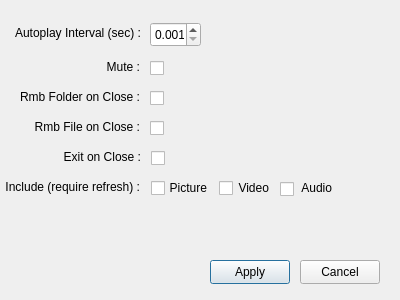
Qt form settingswindow.ui (oyxong123/YxWn_Gallery) before a commit.
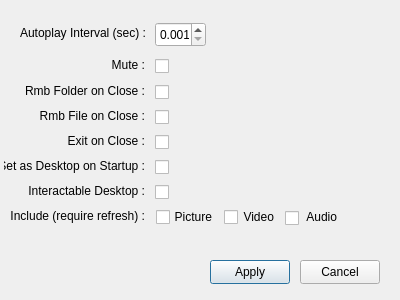
The same form after that commit.

Commit message: Make application run as desktop background + Add a few settings planned for future functions that will be implemented

What changed in the file:
```diff
--- a/settingswindow.ui
+++ b/settingswindow.ui
@@ -42,7 +42,7 @@
   <widget class="QLabel" name="lblAutoplayInterval">
    <property name="geometry">
     <rect>
-     <x>10</x>
+     <x>15</x>
      <y>23</y>
      <width>131</width>
      <height>20</height>
@@ -58,7 +58,7 @@
   <widget class="QDoubleSpinBox" name="inpAutoplayInterval">
    <property name="geometry">
     <rect>
-     <x>150</x>
+     <x>155</x>
      <y>22</y>
      <width>51</width>
      <height>25</height>
@@ -83,8 +83,8 @@
   <widget class="QLabel" name="lblMute">
    <property name="geometry">
     <rect>
-     <x>99</x>
-     <y>57</y>
+     <x>104</x>
+     <y>55</y>
      <width>41</width>
      <height>20</height>
     </rect>
@@ -105,8 +105,8 @@
   <widget class="QCheckBox" name="chkMute">
    <property name="geometry">
     <rect>
-     <x>150</x>
-     <y>57</y>
+     <x>155</x>
+     <y>55</y>
      <width>16</width>
      <height>22</height>
     </rect>
@@ -121,8 +121,8 @@
   <widget class="QCheckBox" name="chkRmbFolder">
    <property name="geometry">
     <rect>
-     <x>150</x>
-     <y>87</y>
+     <x>155</x>
+     <y>81</y>
      <width>16</width>
      <height>22</height>
     </rect>
@@ -137,8 +137,8 @@
   <widget class="QLabel" name="lblRmbFolder">
    <property name="geometry">
     <rect>
-     <x>-1</x>
-     <y>87</y>
+     <x>4</x>
+     <y>81</y>
      <width>141</width>
      <height>20</height>
     </rect>
@@ -159,8 +159,8 @@
   <widget class="QCheckBox" name="chkRmbFile">
    <property name="geometry">
     <rect>
-     <x>150</x>
-     <y>117</y>
+     <x>155</x>
+     <y>106</y>
      <width>16</width>
      <height>22</height>
     </rect>
@@ -175,8 +175,8 @@
   <widget class="QLabel" name="lblRmbFile">
    <property name="geometry">
     <rect>
-     <x>-1</x>
-     <y>117</y>
+     <x>4</x>
+     <y>106</y>
      <width>141</width>
      <height>20</height>
     </rect>
@@ -197,8 +197,8 @@
   <widget class="QLabel" name="lblExitOnClose">
    <property name="geometry">
     <rect>
-     <x>0</x>
-     <y>147</y>
+     <x>4</x>
+     <y>131</y>
      <width>141</width>
      <height>20</height>
     </rect>
@@ -219,8 +219,8 @@
   <widget class="QCheckBox" name="chkExitOnClose">
    <property name="geometry">
     <rect>
-     <x>151</x>
-     <y>147</y>
+     <x>155</x>
+     <y>131</y>
      <width>16</width>
      <height>22</height>
     </rect>
@@ -235,8 +235,8 @@
   <widget class="QLabel" name="lblInclude">
    <property name="geometry">
     <rect>
-     <x>-1</x>
-     <y>177</y>
+     <x>4</x>
+     <y>206</y>
      <width>141</width>
      <height>20</height>
     </rect>
@@ -257,8 +257,8 @@
   <widget class="QCheckBox" name="chkIncludePic">
    <property name="geometry">
     <rect>
-     <x>151</x>
-     <y>177</y>
+     <x>156</x>
+     <y>206</y>
      <width>16</width>
      <height>22</height>
     </rect>
@@ -273,8 +273,8 @@
   <widget class="QLabel" name="lblIncludePic">
    <property name="geometry">
     <rect>
-     <x>166</x>
-     <y>178</y>
+     <x>171</x>
+     <y>207</y>
      <width>41</width>
      <height>20</height>
     </rect>
@@ -295,8 +295,8 @@
   <widget class="QCheckBox" name="chkIncludeVid">
    <property name="geometry">
     <rect>
-     <x>219</x>
-     <y>177</y>
+     <x>224</x>
+     <y>206</y>
      <width>16</width>
      <height>22</height>
     </rect>
@@ -311,8 +311,8 @@
   <widget class="QLabel" name="lblIncludeVid">
    <property name="geometry">
     <rect>
-     <x>228</x>
-     <y>178</y>
+     <x>233</x>
+     <y>207</y>
      <width>41</width>
      <height>20</height>
     </rect>
@@ -333,8 +333,8 @@
   <widget class="QCheckBox" name="chkIncludeAud">
    <property name="geometry">
     <rect>
-     <x>280</x>
-     <y>178</y>
+     <x>285</x>
+     <y>207</y>
      <width>16</width>
      <height>22</height>
     </rect>
@@ -349,8 +349,8 @@
   <widget class="QLabel" name="lblIncludeAud">
    <property name="geometry">
     <rect>
-     <x>291</x>
-     <y>178</y>
+     <x>296</x>
+     <y>207</y>
      <width>41</width>
      <height>20</height>
     </rect>
@@ -368,6 +368,82 @@
     <set>Qt::AlignmentFlag::AlignRight|Qt::AlignmentFlag::AlignTrailing|Qt::AlignmentFlag::AlignVCenter</set>
    </property>
   </widget>
+  <widget class="QCheckBox" name="chkSetAsDesktop">
+   <property name="geometry">
+    <rect>
+     <x>155</x>
+     <y>156</y>
+     <width>16</width>
+     <height>22</height>
+    </rect>
+   </property>
+   <property name="text">
+    <string/>
+   </property>
+   <property name="checked">
+    <bool>false</bool>
+   </property>
+  </widget>
+  <widget class="QLabel" name="lblSetAsDesktop">
+   <property name="geometry">
+    <rect>
+     <x>4</x>
+     <y>156</y>
+     <width>141</width>
+     <height>20</height>
+    </rect>
+   </property>
+   <property name="frameShape">
+    <enum>QFrame::Shape::NoFrame</enum>
+   </property>
+   <property name="lineWidth">
+    <number>0</number>
+   </property>
+   <property name="text">
+    <string>Set as Desktop on Startup :</string>
+   </property>
+   <property name="alignment">
+    <set>Qt::AlignmentFlag::AlignRight|Qt::AlignmentFlag::AlignTrailing|Qt::AlignmentFlag::AlignVCenter</set>
+   </property>
+  </widget>
+  <widget class="QLabel" name="lblInteractableDesktop">
+   <property name="geometry">
+    <rect>
+     <x>4</x>
+     <y>181</y>
+     <width>141</width>
+     <height>20</height>
+    </rect>
+   </property>
+   <property name="frameShape">
+    <enum>QFrame::Shape::NoFrame</enum>
+   </property>
+   <property name="lineWidth">
+    <number>0</number>
+   </property>
+   <property name="text">
+    <string>Interactable Desktop :</string>
+   </property>
+   <property name="alignment">
+    <set>Qt::AlignmentFlag::AlignRight|Qt::AlignmentFlag::AlignTrailing|Qt::AlignmentFlag::AlignVCenter</set>
+   </property>
+  </widget>
+  <widget class="QCheckBox" name="chkInteractableDesktop">
+   <property name="geometry">
+    <rect>
+     <x>155</x>
+     <y>181</y>
+     <width>16</width>
+     <height>22</height>
+    </rect>
+   </property>
+   <property name="text">
+    <string/>
+   </property>
+   <property name="checked">
+    <bool>false</bool>
+   </property>
+  </widget>
  </widget>
  <resources/>
  <connections/>
```
The commit also changes 10 other files.
